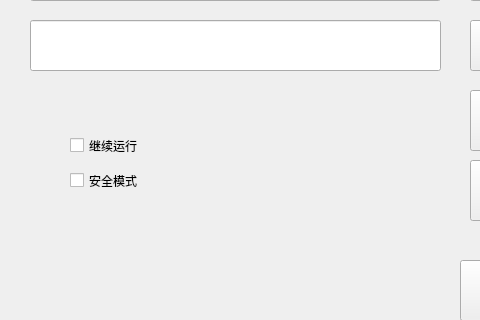
Qt form GUI/ui_main.ui (wzmsykk/cst_tools) before a commit; both pictures show x 0 to 480 and y 120 to 440 of the 987 by 713 pixel window.
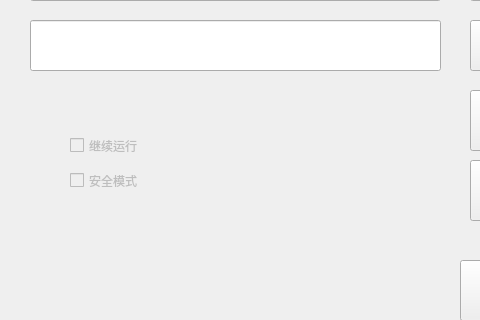
The same form after that commit.

The edit to the form file:
```diff
--- a/GUI/ui_main.ui
+++ b/GUI/ui_main.ui
@@ -98,6 +98,9 @@
     </property>
    </widget>
    <widget class="QCheckBox" name="checkBox_CTN">
+    <property name="enabled">
+     <bool>false</bool>
+    </property>
     <property name="geometry">
      <rect>
       <x>70</x>
@@ -111,6 +114,9 @@
     </property>
    </widget>
    <widget class="QCheckBox" name="checkBox_SAFE">
+    <property name="enabled">
+     <bool>false</bool>
+    </property>
     <property name="geometry">
      <rect>
       <x>70</x>
```
